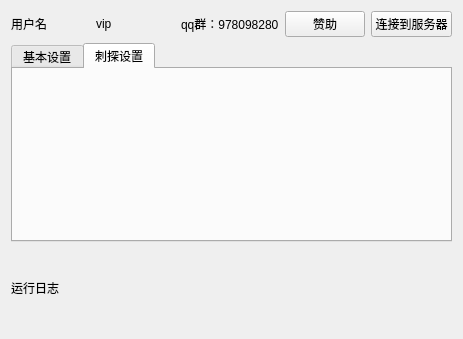
Before: the Qt Designer form qt_ui/main.ui in nathonNot/game_robot, drawn with Qt 5.
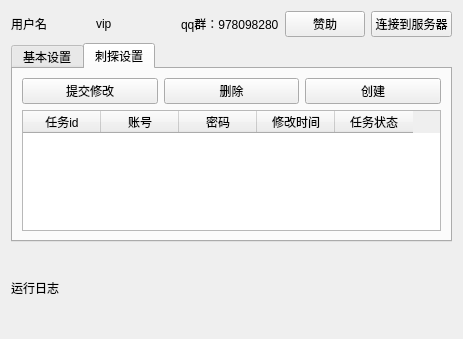
After: the same form once the commit is applied. The open tabs and pages were chosen to show the change.

Commit message: ui修改

```diff
--- a/qt_ui/main.ui
+++ b/qt_ui/main.ui
@@ -112,6 +112,71 @@
       <attribute name="title">
        <string>刺探设置</string>
       </attribute>
+      <layout class="QVBoxLayout" name="verticalLayout_3">
+       <item>
+        <layout class="QHBoxLayout" name="horizontalLayout_2">
+         <item>
+          <widget class="QPushButton" name="bt_task_up">
+           <property name="text">
+            <string>提交修改</string>
+           </property>
+          </widget>
+         </item>
+         <item>
+          <widget class="QPushButton" name="bt_del_task">
+           <property name="text">
+            <string>删除</string>
+           </property>
+          </widget>
+         </item>
+         <item>
+          <widget class="QPushButton" name="bt_creat_task">
+           <property name="text">
+            <string>创建</string>
+           </property>
+          </widget>
+         </item>
+        </layout>
+       </item>
+       <item>
+        <widget class="QTableWidget" name="tw_citan_data">
+         <property name="sizeAdjustPolicy">
+          <enum>QAbstractScrollArea::AdjustToContentsOnFirstShow</enum>
+         </property>
+         <property name="autoScrollMargin">
+          <number>16</number>
+         </property>
+         <attribute name="horizontalHeaderDefaultSectionSize">
+          <number>78</number>
+         </attribute>
+         <column>
+          <property name="text">
+           <string>任务id</string>
+          </property>
+         </column>
+         <column>
+          <property name="text">
+           <string>账号</string>
+          </property>
+         </column>
+         <column>
+          <property name="text">
+           <string>密码</string>
+          </property>
+         </column>
+         <column>
+          <property name="text">
+           <string>修改时间</string>
+          </property>
+         </column>
+         <column>
+          <property name="text">
+           <string>任务状态</string>
+          </property>
+         </column>
+        </widget>
+       </item>
+      </layout>
      </widget>
     </widget>
    </item>
```
Left out of the diff: 64 changed lines with no effect on the pictures. The commit also changes 2 other files.
